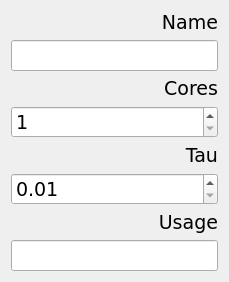
Cvelth/Comp_Simulation_Projects, file Lab2_GUI/NetWidget.ui: the form before one commit.
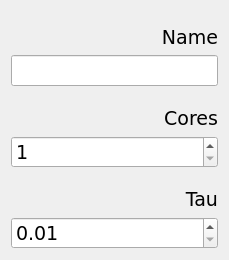
The form after the commit.

Commit message: Usage system is now ready. Different gui improvements.

```diff
--- a/Lab2_GUI/NetWidget.ui
+++ b/Lab2_GUI/NetWidget.ui
@@ -7,7 +7,7 @@
     <x>0</x>
     <y>0</y>
     <width>229</width>
-    <height>276</height>
+    <height>260</height>
    </rect>
   </property>
   <property name="font">
@@ -89,21 +89,7 @@
     </layout>
    </item>
    <item>
-    <layout class="QVBoxLayout" name="verticalLayout_4">
-     <item>
-      <widget class="QLabel" name="label_4">
-       <property name="text">
-        <string>Usage</string>
-       </property>
-       <property name="alignment">
-        <set>Qt::AlignBottom|Qt::AlignRight|Qt::AlignTrailing</set>
-       </property>
-      </widget>
-     </item>
-     <item>
-      <widget class="QLineEdit" name="usage"/>
-     </item>
-    </layout>
+    <layout class="QVBoxLayout" name="usage"/>
    </item>
   </layout>
  </widget>
```
The commit also changes 11 other files.
